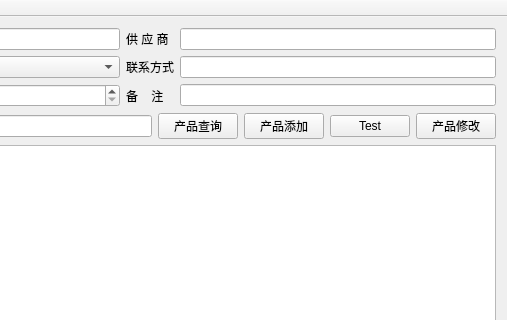
Qt form mainwindow.ui (mengtianwxs/pms) before a commit; both pictures show x 638 to 1145 and y 0 to 320 of the 1145 by 731 pixel window.
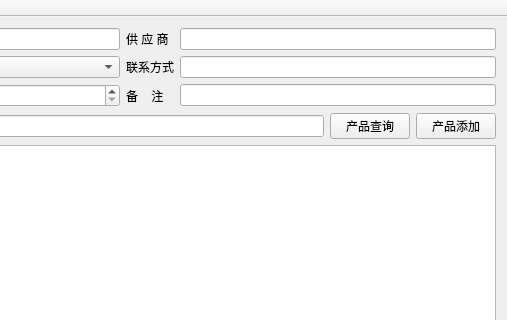
The same form after that commit.

The edit to the form file:
```diff
--- a/mainwindow.ui
+++ b/mainwindow.ui
@@ -128,20 +128,6 @@
         </property>
        </widget>
       </item>
-      <item>
-       <widget class="QPushButton" name="pb_test">
-        <property name="text">
-         <string>Test</string>
-        </property>
-       </widget>
-      </item>
-      <item>
-       <widget class="QPushButton" name="pb_alert">
-        <property name="text">
-         <string>产品修改</string>
-        </property>
-       </widget>
-      </item>
      </layout>
     </item>
     <item>
```
Left out of the diff: 7 changed lines with no effect on the pictures.
